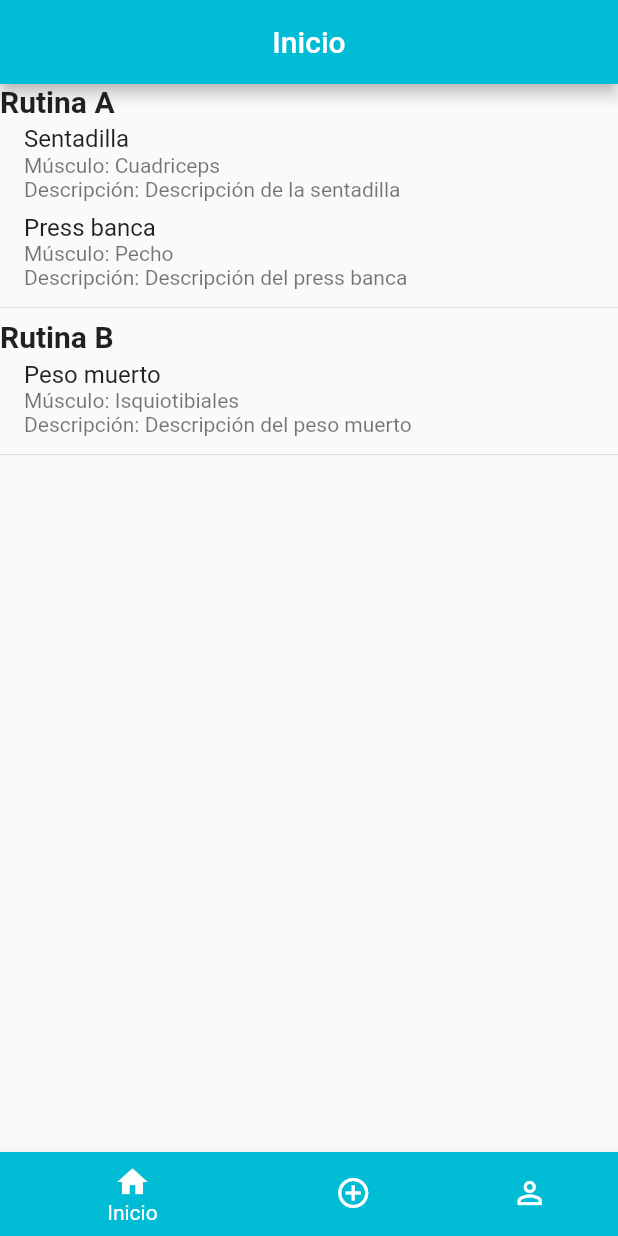
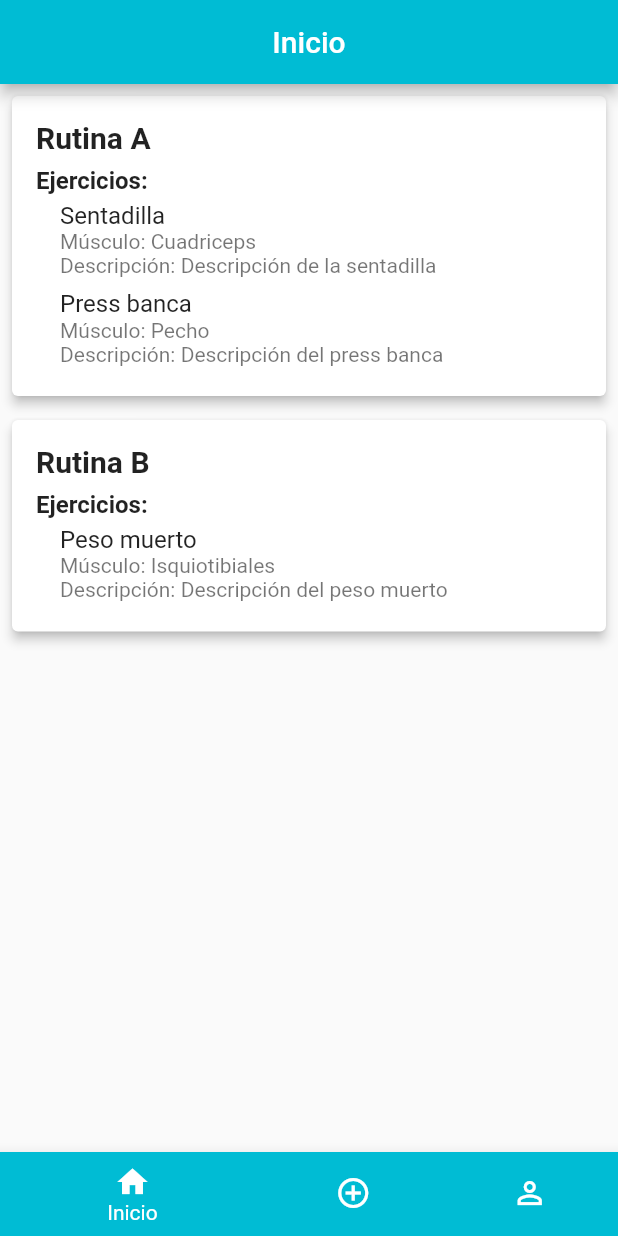
Before and after one commit to denisguimpu/App-Rutinas-De-Gimnasio, a Flutter app: the screen it shows after launch, on a phone screen of 412 x 824 dp. Run offline on Flutter 3.47's test engine with Material 2 defaults, Android fonts, the phone set to English and light mode, and no system bars; our stand-ins replace carousel_slider, sqflite; accounts and stored records are empty.

Commit message:
v15 cambios en la Main screen(al pulsar cada rutina se abre otra vista con los ejercicios, cambios visuales)

```diff
--- a/lib/screens/homescreen.dart
+++ b/lib/screens/homescreen.dart
@@ -1,14 +1,9 @@
-import 'dart:async';
-import 'dart:async';
+import 'package:flutter/material.dart';
+import 'package:flutter_app/database/rutina_db.dart';
+import 'package:flutter_app/database/db.dart';
+import 'package:flutter_app/screens/rutinadetallescreen.dart';
 
-import 'package:flutter/material.dart';
-import 'package:flutter_app/database/ejercicios_db.dart';
-import 'package:sqflite/sqflite.dart';
-import '../database/db.dart';
-import '../database/rutina_db.dart';
-import 'exercisescreen.dart';
-import 'package:path/path.dart';
-import 'package:flutter_app/model/exercise.dart';
+import '../database/ejercicios_db.dart';
 
 class SplashScreen extends StatefulWidget {
   @override
@@ -16,33 +11,6 @@ class SplashScreen extends StatefulWidget {
 }
 
 class _SplashScreenState extends State<SplashScreen> {
-
-  /* ESTA MAL
-  Future<List<Rutina>> obtenerRutinasConEjercicios() async {
-
-    List<Rutina> rutinas = [];
-    List<Ejercicio> ejercicios = await DB.getAll();
-    List<Ejercicio> ejerciciosLista = [];
-    List<Rutina> numRutinas = await DB.getAllTitles();
-    Rutina rutina = new Rutina(nombre: "", ejercicios: []);
-
-    numRutinas.forEach((rutinaFor) {
-      ejercicios.forEach((ejercicioFor) {
-        if(rutinaFor.nombre == ejercicioFor.titulo){
-          ejerciciosLista.add(ejercicioFor);
-          rutina = new Rutina(nombre: rutinaFor.nombre, ejercicios: ejerciciosLista);
-        }
-      });
-      rutinas.add(rutina);
-    });
-
-
-
-    return rutinas;
-  }
-
-   */
-
   Future<List<Rutina>> obtenerRutinasConEjercicios() async {
     List<Rutina> rutinas = [];
     List<Ejercicio> ejercicios = await DB.getAll();
@@ -70,10 +38,6 @@ class _SplashScreenState extends State<SplashScreen> {
     return rutinas;
   }
 
-
-
-
-
   @override
   Widget build(BuildContext context) {
     return Scaffold(
@@ -86,40 +50,60 @@ class _SplashScreenState extends State<SplashScreen> {
         future: obtenerRutinasConEjercicios(),
         builder: (context, snapshot) {
           if (snapshot.connectionState == ConnectionState.waiting) {
-              return CircularProgressIndicator();
+            return Center(child: CircularProgressIndicator());
           } else if (snapshot.hasError) {
-              return Text('Error: ${snapshot.error}');
+            return Center(child: Text('Error: ${snapshot.error}'));
           } else if (!snapshot.hasData || snapshot.data!.isEmpty) {
-              return Text('No hay rutinas almacenadas.');
+            return Center(child: Text('No hay rutinas almacenadas.'));
           } else {
             return ListView.builder(
               itemCount: snapshot.data?.length,
               itemBuilder: (context, index) {
                 final rutinaLV = snapshot.data?[index];
-                  return Column(
+                return Card(
+                  elevation: 3,
+                  margin: EdgeInsets.all(8),
+                  child: InkWell(
+                    onTap: () {
+                      if (rutinaLV != null) {
+                        Navigator.of(context).push(MaterialPageRoute(
+                          builder: (context) =>
+                              RutinaDetalleScreen(rutina: rutinaLV),
+                        ));
+                      }
+                    },
+                    child: Padding(
+                      padding: EdgeInsets.all(16),
+                      child: Column(
                         crossAxisAlignment: CrossAxisAlignment.start,
                         children: [
-                      Text('${rutinaLV?.nombre}', style: TextStyle(fontSize: 20, fontWeight: FontWeight.bold)),
-                      ListView.builder(
-                        shrinkWrap: true,
-                        physics: NeverScrollableScrollPhysics(),
-                        itemCount: rutinaLV?.ejercicios.length,
-                        itemBuilder: (context, ejercicioIndex) {
-                          final ejercicioLV = rutinaLV?.ejercicios[ejercicioIndex];
+                          Text(
+                            '${rutinaLV?.nombre}',
+                            style: TextStyle(fontSize: 20, fontWeight: FontWeight.bold),
+                          ),
+                          SizedBox(height: 8),
+                          Text(
+                            'Ejercicios:',
+                            style: TextStyle(fontSize: 16, fontWeight: FontWeight.bold),
+                          ),
+                          Column(
+                            children: rutinaLV!.ejercicios.map((ejercicio) {
                               return ListTile(
-                            title: Text(ejercicioLV!.name),
+                                title: Text(ejercicio.name),
                                 subtitle: Column(
                                   crossAxisAlignment: CrossAxisAlignment.start,
                                   children: [
-                                Text('Músculo: ${ejercicioLV?.muscle}'),
-                                Text('Descripción: ${ejercicioLV?.description}'),
+                                    Text('Músculo: ${ejercicio.muscle}'),
+                                    Text('Descripción: ${ejercicio.description}'),
                                   ],
                                 ),
                               );
-                        },
+                            }).toList(),
                           ),
-                      Divider(), // Separador entre rutinas
                         ],
+                      ),
+                    ),
+                  ),
                 );
               },
             );
@@ -128,9 +112,4 @@ class _SplashScreenState extends State<SplashScreen> {
       ),
     );
   }
-
-  Widget ExercisesItem(
-      String name, String muscle, String description, int index) {
-    return ListTile();
 }
-}
```
Also changed, not shown: lib/screens/rutinadetallescreen.dart (added, +37 -0 lines). Lines whose indentation alone changed are shown as unchanged.
